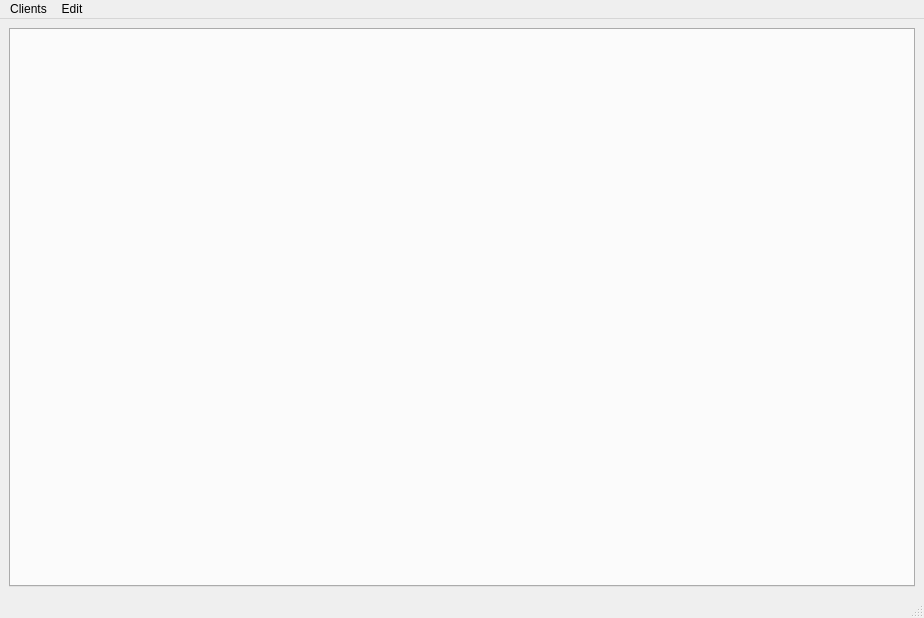
This is src/Main.ui in junioramilson/json-websocket-client as Qt 5 draws it before an edit. The edited form follows.
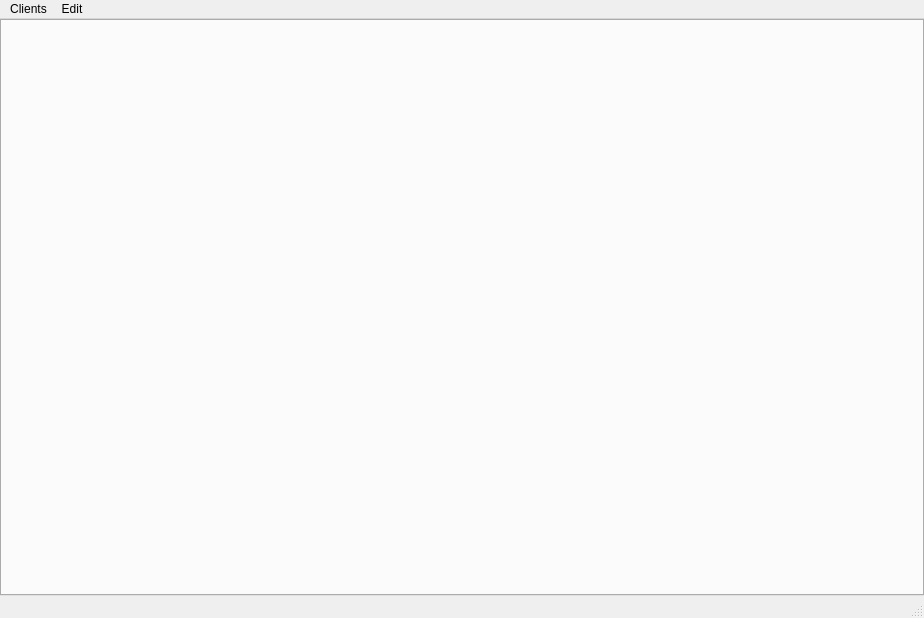
This is the edited form.

```diff
--- a/src/Main.ui
+++ b/src/Main.ui
@@ -77,8 +77,35 @@
   <property name="windowTitle">
    <string>MainWindow</string>
   </property>
+  <property name="layoutDirection">
+   <enum>Qt::LeftToRight</enum>
+  </property>
+  <property name="toolButtonStyle">
+   <enum>Qt::ToolButtonFollowStyle</enum>
+  </property>
+  <property name="tabShape">
+   <enum>QTabWidget::Rounded</enum>
+  </property>
+  <property name="dockOptions">
+   <set>QMainWindow::AllowTabbedDocks|QMainWindow::AnimatedDocks</set>
+  </property>
   <widget class="QWidget" name="centralwidget">
    <layout class="QGridLayout" name="gridLayout">
+    <property name="leftMargin">
+     <number>0</number>
+    </property>
+    <property name="topMargin">
+     <number>0</number>
+    </property>
+    <property name="rightMargin">
+     <number>0</number>
+    </property>
+    <property name="bottomMargin">
+     <number>0</number>
+    </property>
+    <property name="spacing">
+     <number>0</number>
+    </property>
     <item row="0" column="0">
      <widget class="QTabWidget" name="sessionsTabWidget">
       <property name="tabPosition">
```
Left out of the diff: 6 changed lines with no effect on the pictures.
